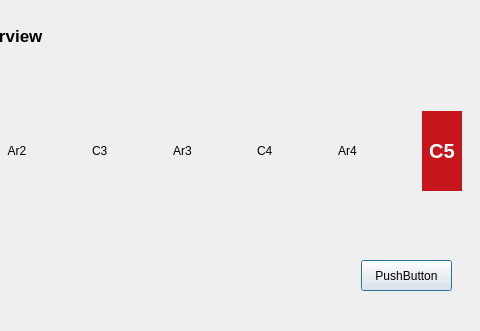
Before: the Qt Designer form trip_overview.ui in Akil0814/College_Tour, drawn with Qt 5; both pictures show x 259 to 739 and y 0 to 331 of the 739 by 331 pixel window.
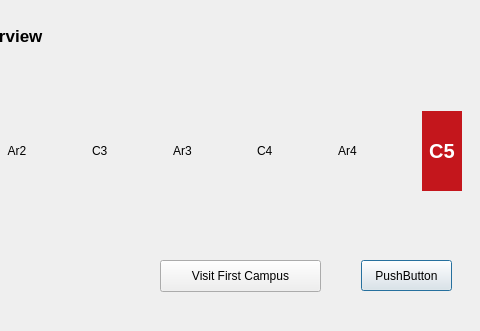
After: the same form once the commit is applied.

Commit message:
Campus Page Base Done
Campus Page

```diff
--- a/trip_overview.ui
+++ b/trip_overview.ui
@@ -183,6 +183,19 @@
     <string>PushButton</string>
    </property>
   </widget>
+  <widget class="QPushButton" name="visitCampusButton">
+   <property name="geometry">
+    <rect>
+     <x>419</x>
+     <y>260</y>
+     <width>161</width>
+     <height>32</height>
+    </rect>
+   </property>
+   <property name="text">
+    <string>Visit First Campus</string>
+   </property>
+  </widget>
  </widget>
  <resources/>
  <connections/>
```
The commit also changes 5 other files.
